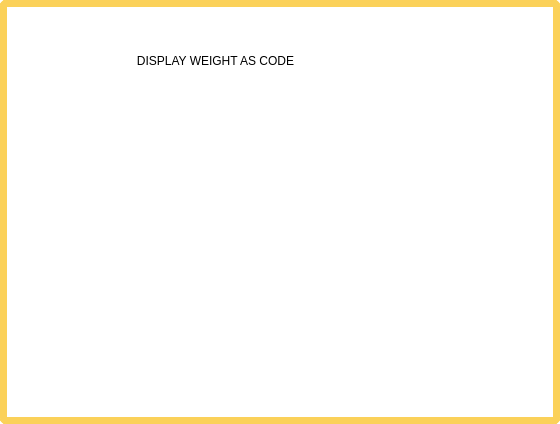
Above: DMM/codemodedialog.ui from mickyTwenty/DMM before the change. Below: the same form after it.
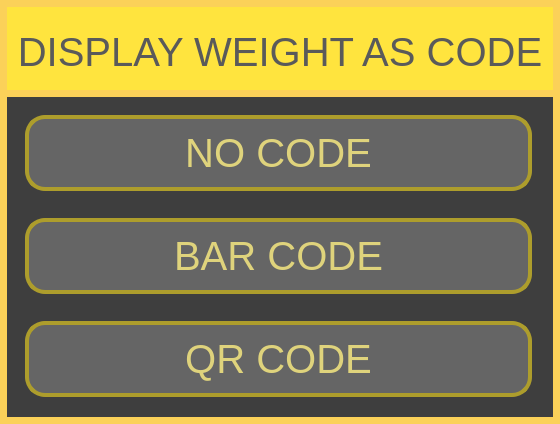
That is the form after the change.

Diff of the .ui file:
```diff
--- a/DMM/codemodedialog.ui
+++ b/DMM/codemodedialog.ui
@@ -34,26 +34,164 @@
   <property name="styleSheet">
    <string notr="true">QDialog#CodeDialog  {
 border: 7px solid rgb(251, 209, 89);
-border-radius: 6px;
-background:transparent;
 }</string>
   </property>
-  <widget class="QLabel" name="label">
-   <property name="geometry">
-    <rect>
-     <x>60</x>
-     <y>10</y>
-     <width>311</width>
-     <height>101</height>
-    </rect>
+  <layout class="QVBoxLayout" name="verticalLayout">
+   <property name="spacing">
+    <number>0</number>
    </property>
-   <property name="text">
-    <string>DISPLAY WEIGHT AS CODE</string>
+   <property name="leftMargin">
+    <number>7</number>
    </property>
-   <property name="alignment">
-    <set>Qt::AlignCenter</set>
+   <property name="topMargin">
+    <number>7</number>
    </property>
-  </widget>
+   <property name="rightMargin">
+    <number>7</number>
+   </property>
+   <property name="bottomMargin">
+    <number>7</number>
+   </property>
+   <item>
+    <widget class="QLabel" name="label">
+     <property name="minimumSize">
+      <size>
+       <width>0</width>
+       <height>90</height>
+      </size>
+     </property>
+     <property name="maximumSize">
+      <size>
+       <width>16777215</width>
+       <height>90</height>
+      </size>
+     </property>
+     <property name="font">
+      <font>
+       <pointsize>30</pointsize>
+      </font>
+     </property>
+     <property name="styleSheet">
+      <string notr="true">background: rgb(255, 228, 62);
+color: rgb(90, 90, 90);
+border-bottom: 7px solid rgb(251, 209, 89);</string>
+     </property>
+     <property name="text">
+      <string>DISPLAY WEIGHT AS CODE</string>
+     </property>
+     <property name="alignment">
+      <set>Qt::AlignCenter</set>
+     </property>
+    </widget>
+   </item>
+   <item>
+    <widget class="QWidget" name="widget" native="true">
+     <property name="styleSheet">
+      <string notr="true">QWidget#widget {
+	background: rgb(62, 62, 62);
+}
+
+QPushButton {
+	color: rgb(223, 211, 124);
+	background: rgb(101, 101, 101);
+	border: 4px solid rgb(173, 157, 44);
+	border-radius: 20px;
+}
+
+QPushButton:pressed {
+	color: rgb(233, 221, 134);
+	background: rgb(111, 111, 111);
+}</string>
+     </property>
+     <layout class="QVBoxLayout" name="verticalLayout_2">
+      <property name="spacing">
+       <number>18</number>
+      </property>
+      <property name="leftMargin">
+       <number>18</number>
+      </property>
+      <property name="rightMargin">
+       <number>15</number>
+      </property>
+      <item>
+       <widget class="QPushButton" name="btnCodeNone">
+        <property name="minimumSize">
+         <size>
+          <width>507</width>
+          <height>76</height>
+         </size>
+        </property>
+        <property name="maximumSize">
+         <size>
+          <width>507</width>
+          <height>76</height>
+         </size>
+        </property>
+        <property name="font">
+         <font>
+          <pointsize>30</pointsize>
+         </font>
+        </property>
+        <property name="styleSheet">
+         <string notr="true"/>
+        </property>
+        <property name="text">
+         <string>NO CODE</string>
+        </property>
+       </widget>
+      </item>
+      <item>
+       <widget class="QPushButton" name="btnCodeBar">
+        <property name="minimumSize">
+         <size>
+          <width>507</width>
+          <height>76</height>
+         </size>
+        </property>
+        <property name="maximumSize">
+         <size>
+          <width>507</width>
+          <height>76</height>
+         </size>
+        </property>
+        <property name="font">
+         <font>
+          <pointsize>30</pointsize>
+         </font>
+        </property>
+        <property name="text">
+         <string>BAR CODE</string>
+        </property>
+       </widget>
+      </item>
+      <item>
+       <widget class="QPushButton" name="btnCodeQr">
+        <property name="minimumSize">
+         <size>
+          <width>507</width>
+          <height>76</height>
+         </size>
+        </property>
+        <property name="maximumSize">
+         <size>
+          <width>507</width>
+          <height>76</height>
+         </size>
+        </property>
+        <property name="font">
+         <font>
+          <pointsize>30</pointsize>
+         </font>
+        </property>
+        <property name="text">
+         <string>QR CODE</string>
+        </property>
+       </widget>
+      </item>
+     </layout>
+    </widget>
+   </item>
+  </layout>
  </widget>
  <resources/>
  <connections/>
```
